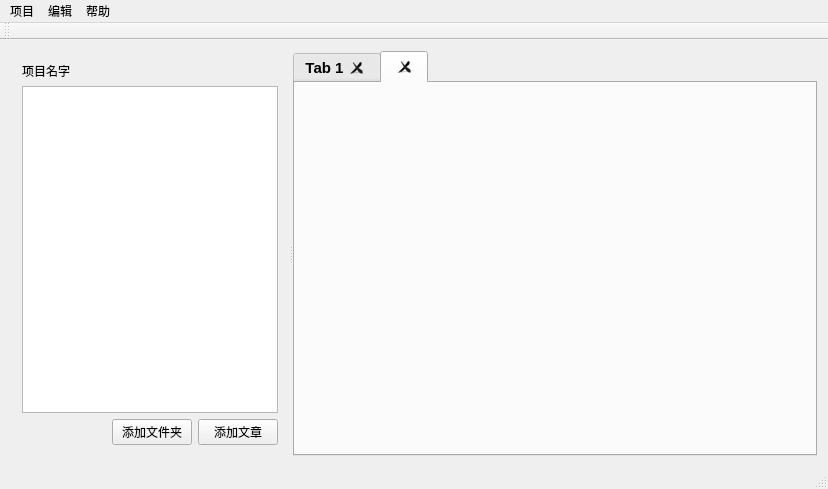
Old version of the form mainwindow.ui in the repository Deviluna/MediaIDE_free.
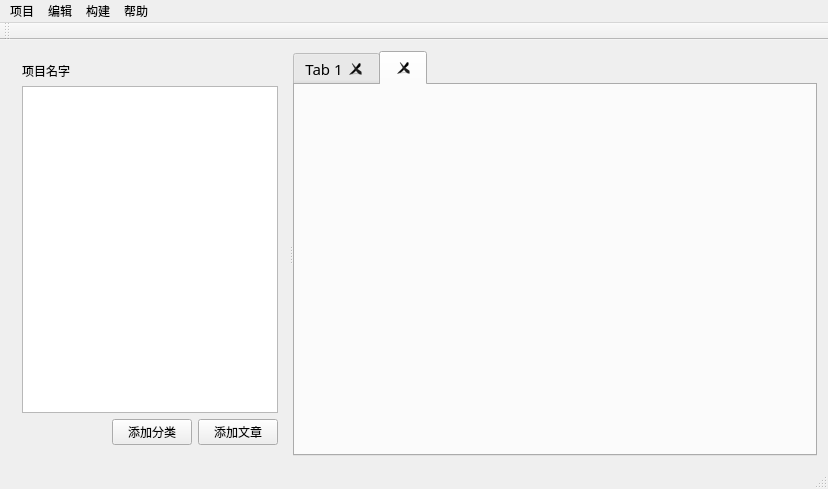
New version of the form.

Diff of the .ui file:
```diff
--- a/mainwindow.ui
+++ b/mainwindow.ui
@@ -23,17 +23,11 @@
    <layout class="QHBoxLayout" name="horizontalLayout_2">
     <item>
      <widget class="QSplitter" name="splitter">
-      <property name="sizePolicy">
-       <sizepolicy hsizetype="Expanding" vsizetype="Preferred">
-        <horstretch>0</horstretch>
-        <verstretch>0</verstretch>
-       </sizepolicy>
-      </property>
       <property name="orientation">
        <enum>Qt::Horizontal</enum>
       </property>
-      <widget class="QWidget" name="layoutWidget">
-       <layout class="QVBoxLayout" name="verticalLayout">
+      <widget class="QWidget" name="">
+       <layout class="QVBoxLayout" name="verticalLayout_2">
         <item>
          <widget class="QLabel" name="label_2">
           <property name="sizePolicy">
@@ -96,7 +90,7 @@
           <item>
            <widget class="QPushButton" name="pushButton_8">
             <property name="text">
-             <string>添加文件夹</string>
+             <string>添加分类</string>
             </property>
            </widget>
           </item>
@@ -123,21 +117,34 @@
        </property>
        <property name="font">
         <font>
+         <family>ADMUI3Lg</family>
          <pointsize>11</pointsize>
-         <weight>75</weight>
+         <weight>50</weight>
          <italic>false</italic>
-         <bold>true</bold>
+         <bold>false</bold>
          <underline>false</underline>
          <strikeout>false</strikeout>
          <kerning>true</kerning>
         </font>
        </property>
+       <property name="tabShape">
+        <enum>QTabWidget::Rounded</enum>
+       </property>
        <property name="currentIndex">
         <number>1</number>
        </property>
+       <property name="usesScrollButtons">
+        <bool>true</bool>
+       </property>
        <property name="tabsClosable">
         <bool>true</bool>
        </property>
+       <property name="movable">
+        <bool>true</bool>
+       </property>
+       <property name="tabBarAutoHide">
+        <bool>false</bool>
+       </property>
        <widget class="QWidget" name="tab">
         <attribute name="title">
          <string>Tab 1</string>
@@ -159,7 +166,7 @@
      <x>0</x>
      <y>0</y>
      <width>828</width>
-     <height>21</height>
+     <height>23</height>
     </rect>
    </property>
    <widget class="QMenu" name="menu">
@@ -182,8 +189,21 @@
     </property>
     <addaction name="actionAbout"/>
    </widget>
+   <widget class="QMenu" name="menu_4">
+    <property name="sizePolicy">
+     <sizepolicy hsizetype="Preferred" vsizetype="Ignored">
+      <horstretch>0</horstretch>
+      <verstretch>0</verstretch>
+     </sizepolicy>
+    </property>
+    <property name="title">
+     <string>构建</string>
+    </property>
+    <addaction name="actionXxx"/>
+   </widget>
    <addaction name="menu"/>
    <addaction name="menu_2"/>
+   <addaction name="menu_4"/>
    <addaction name="menu_3"/>
   </widget>
   <widget class="QToolBar" name="mainToolBar">
```
Left out of the diff: 11 changed lines with no effect on the pictures. Lines whose indentation alone changed are shown as unchanged.
